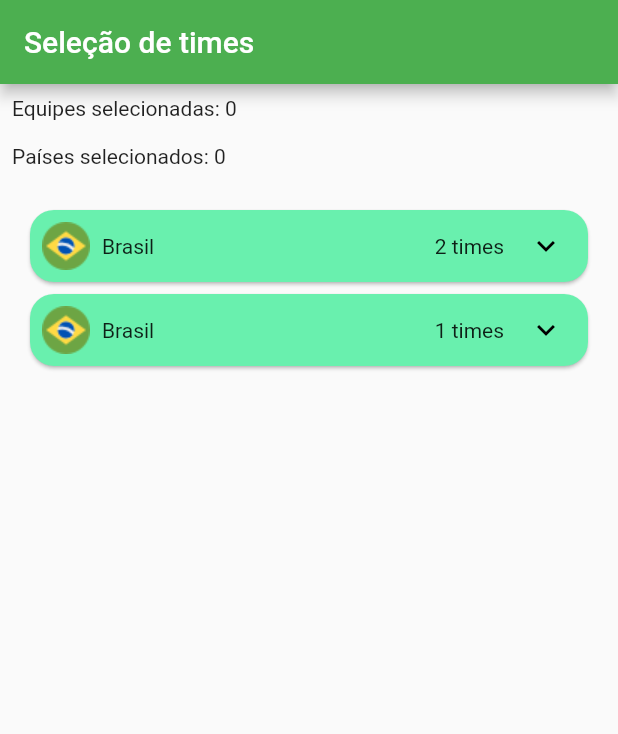
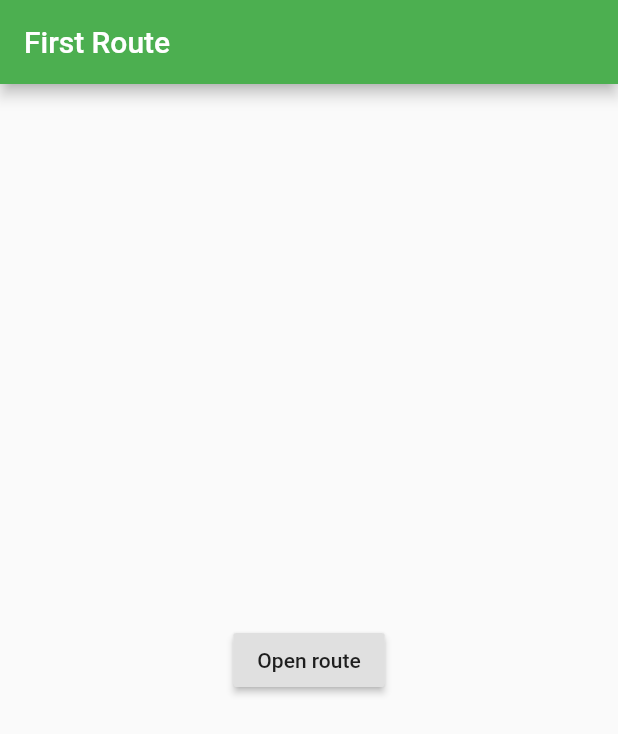
Before and after one commit to hppyft/efut98, a Flutter app: the screen it shows after launch, on a phone screen of 412 x 824 dp. Shown: the top 734 px of the screen. Run offline on Flutter 3.47's test engine with Material 2 defaults, Android fonts, the phone set to English and light mode, and no system bars; our stand-ins replace tuple.

Commit message:
cria uma tela principal com apenas um botao para ir para a proxima tela

```diff
--- /dev/null
+++ b/lib/MainScreen.dart
@@ -0,0 +1,46 @@
+import 'package:flutter/material.dart';
+import 'package:flutterapp/TeamsCountriesSelectionScreen.dart';
+
+void main() => runApp(EFutApp());
+
+class EFutApp extends StatelessWidget {
+  @override
+  Widget build(BuildContext context) {
+    return MaterialApp(
+      title: 'CoronaFut',
+      theme: ThemeData(
+        primarySwatch: Colors.green,
+      ),
+      home: MainScreen(),
+    );
+  }
+}
+
+class MainScreen extends StatefulWidget {
+  MainScreen({Key key}) : super(key: key);
+
+  @override
+  _MainScreenState createState() => _MainScreenState();
+}
+
+class _MainScreenState extends State<MainScreen> {
+  @override
+  Widget build(BuildContext context) {
+    return Scaffold(
+      appBar: AppBar(
+        title: Text('First Route'),
+      ),
+      body: Center(
+        child: RaisedButton(
+          child: Text('Open route'),
+          onPressed: () {
+            Navigator.push(
+              context,
+              MaterialPageRoute(builder: (context) => TeamsCountriesSelectionScreen()),
+            );
+          },
+        ),
+      ),
+    );
+  }
+}
--- a/lib/main.dart
+++ b/lib/TeamsCountriesSelectionScreen.dart
@@ -2,31 +2,15 @@ import 'package:flutter/material.dart';
 import 'package:flutterapp/Model.dart';
 import 'PaisExpansiveCard.dart';
 
-void main() => runApp(MyApp());
+class TeamsCountriesSelectionScreen extends StatefulWidget {
+  TeamsCountriesSelectionScreen({Key key}) : super(key: key);
 
-class MyApp extends StatelessWidget {
+
   @override
-  Widget build(BuildContext context) {
-    return MaterialApp(
-      title: 'CoronaFut',
-      theme: ThemeData(
-        primarySwatch: Colors.green,
-      ),
-      home: MyHomePage(title: 'Seleção de times'),
-    );
-  }
+  _TeamsCountriesSelectionScreenState createState() => _TeamsCountriesSelectionScreenState();
 }
 
-class MyHomePage extends StatefulWidget {
-  MyHomePage({Key key, this.title}) : super(key: key);
-
-  final String title;
-
-  @override
-  _MyHomePageState createState() => _MyHomePageState();
-}
-
-class _MyHomePageState extends State<MyHomePage> {
+class _TeamsCountriesSelectionScreenState extends State<TeamsCountriesSelectionScreen> {
   int _equipes_counter = 0;
   int _paises_counter = 0;
 
@@ -84,7 +68,7 @@ class _MyHomePageState extends State<MyHomePage> {
 
     return Scaffold(
       appBar: AppBar(
-        title: Text(widget.title),
+        title: Text("Seleção de times"),
       ),
       body: Column(
         children: <Widget>[
--- a/pubspec.yaml
+++ b/pubspec.yaml
@@ -17,6 +17,7 @@ environment:
   sdk: ">=2.1.0 <3.0.0"
 
 dependencies:
+  tuple: ^1.0.3
   flutter:
     sdk: flutter
 
```
Also changed, not shown: lib/Model.dart (+6 -1 lines), pubspec.lock, 1 other file.
